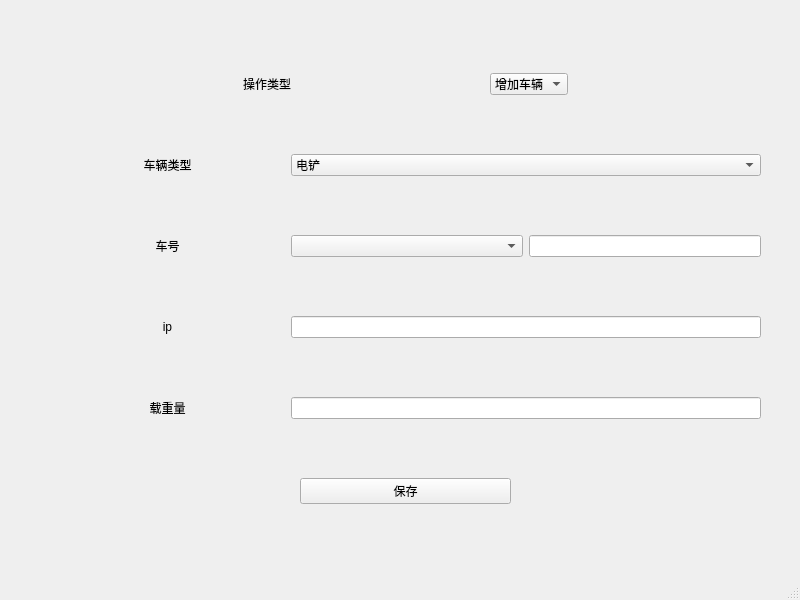
Before: the Qt Designer form 报表生成/ui/vehicle_manager.ui in enjoylearning96/QT, drawn with Qt 5.
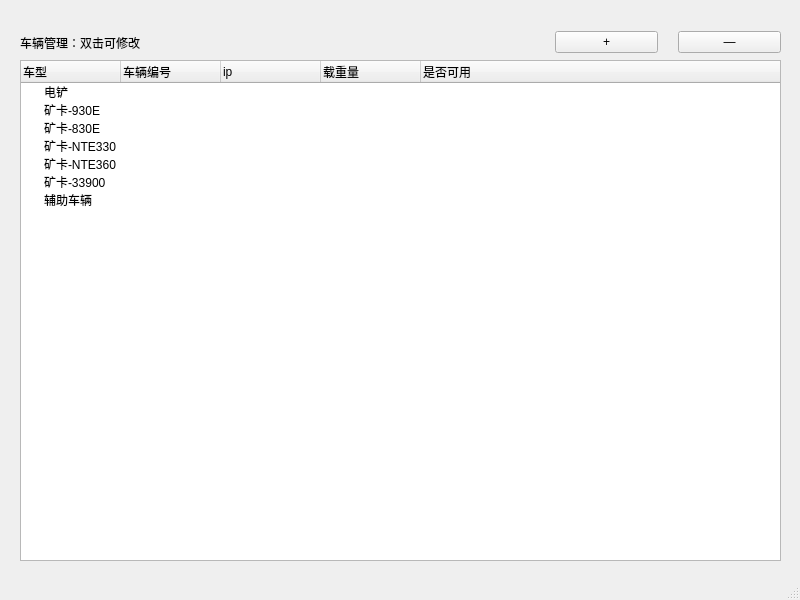
After: the same form once the commit is applied.

Commit message: 修改车辆管理，使之更便利

What changed in the file:
```diff
--- a/报表生成/ui/vehicle_manager.ui
+++ b/报表生成/ui/vehicle_manager.ui
@@ -10,109 +10,44 @@
     <height>600</height>
    </rect>
   </property>
-  <property name="sizePolicy">
-   <sizepolicy hsizetype="Fixed" vsizetype="Fixed">
-    <horstretch>0</horstretch>
-    <verstretch>0</verstretch>
-   </sizepolicy>
-  </property>
-  <property name="minimumSize">
-   <size>
-    <width>800</width>
-    <height>600</height>
-   </size>
-  </property>
-  <property name="maximumSize">
-   <size>
-    <width>800</width>
-    <height>600</height>
-   </size>
-  </property>
   <property name="windowTitle">
-   <string>MainWindow</string>
+   <string>车辆管理</string>
   </property>
   <widget class="QWidget" name="centralwidget">
-   <widget class="QWidget" name="layoutWidget">
+   <widget class="QTreeWidget" name="treeWidget">
     <property name="geometry">
      <rect>
       <x>20</x>
-      <y>20</y>
-      <width>771</width>
-      <height>541</height>
+      <y>60</y>
+      <width>761</width>
+      <height>501</height>
      </rect>
     </property>
-    <layout class="QVBoxLayout" name="verticalLayout" stretch="1,1,1,1,1,1">
-     <property name="leftMargin">
-      <number>30</number>
-     </property>
-     <property name="rightMargin">
-      <number>30</number>
-     </property>
-     <item>
-      <layout class="QHBoxLayout" name="horizontalLayout_6" stretch="1,1">
-       <property name="sizeConstraint">
-        <enum>QLayout::SetNoConstraint</enum>
-       </property>
-       <item>
-        <widget class="QLabel" name="label_5">
-         <property name="sizePolicy">
-          <sizepolicy hsizetype="Fixed" vsizetype="Fixed">
-           <horstretch>1</horstretch>
-           <verstretch>1</verstretch>
-          </sizepolicy>
-         </property>
+    <column>
          <property name="text">
-          <string>操作类型</string>
-         </property>
-         <property name="alignment">
-          <set>Qt::AlignCenter</set>
-         </property>
-        </widget>
-       </item>
-       <item>
-        <widget class="QComboBox" name="comboBox">
-         <property name="sizePolicy">
-          <sizepolicy hsizetype="Fixed" vsizetype="Fixed">
-           <horstretch>1</horstretch>
-           <verstretch>1</verstretch>
-          </sizepolicy>
-         </property>
-         <property name="layoutDirection">
-          <enum>Qt::LeftToRight</enum>
-         </property>
-         <item>
+      <string>车型</string>
+     </property>
+    </column>
+    <column>
           <property name="text">
-           <string>增加车辆</string>
-          </property>
-         </item>
-         <item>
+      <string>车辆编号</string>
+     </property>
+    </column>
+    <column>
           <property name="text">
-           <string>修改车辆</string>
-          </property>
-         </item>
-         <item>
+      <string>ip</string>
+     </property>
+    </column>
+    <column>
           <property name="text">
-           <string>删除车辆</string>
-          </property>
-         </item>
-        </widget>
-       </item>
-      </layout>
-     </item>
-     <item>
-      <layout class="QHBoxLayout" name="horizontalLayout_4" stretch="1,2">
-       <item>
-        <widget class="QLabel" name="label_2">
+      <string>载重量</string>
+     </property>
+    </column>
+    <column>
          <property name="text">
-          <string>车辆类型</string>
-         </property>
-         <property name="alignment">
-          <set>Qt::AlignCenter</set>
-         </property>
-        </widget>
-       </item>
-       <item>
-        <widget class="QComboBox" name="comboBox_2">
+      <string>是否可用</string>
+     </property>
+    </column>
          <item>
           <property name="text">
            <string>电铲</string>
@@ -128,11 +63,6 @@
            <string>矿卡-830E</string>
           </property>
          </item>
-         <item>
-          <property name="text">
-           <string>矿卡-33900</string>
-          </property>
-         </item>
          <item>
           <property name="text">
            <string>矿卡-NTE330</string>
@@ -143,100 +73,56 @@
            <string>矿卡-NTE360</string>
           </property>
          </item>
+    <item>
+     <property name="text">
+      <string>矿卡-33900</string>
+     </property>
+    </item>
          <item>
           <property name="text">
            <string>辅助车辆</string>
           </property>
-         </item>
-        </widget>
-       </item>
-      </layout>
-     </item>
-     <item>
-      <layout class="QHBoxLayout" name="horizontalLayout_7" stretch="1,2">
+     <property name="text">
+      <string/>
+     </property>
+     <property name="text">
+      <string/>
+     </property>
+    </item>
+   </widget>
+   <widget class="QWidget" name="">
+    <property name="geometry">
+     <rect>
+      <x>20</x>
+      <y>30</y>
+      <width>761</width>
+      <height>25</height>
+     </rect>
+    </property>
+    <layout class="QHBoxLayout" name="horizontalLayout" stretch="5,1,1">
+     <property name="spacing">
+      <number>20</number>
+     </property>
        <item>
         <widget class="QLabel" name="label">
          <property name="text">
-          <string>车号</string>
-         </property>
-         <property name="alignment">
-          <set>Qt::AlignCenter</set>
-         </property>
+        <string>车辆管理：双击可修改</string>
+       </property>
         </widget>
        </item>
        <item>
-        <layout class="QHBoxLayout" name="horizontalLayout_3">
-         <item>
-          <widget class="QComboBox" name="comboBox_3">
-           <property name="sizePolicy">
-            <sizepolicy hsizetype="Expanding" vsizetype="Fixed">
-             <horstretch>0</horstretch>
-             <verstretch>0</verstretch>
-            </sizepolicy>
-           </property>
-          </widget>
-         </item>
-         <item>
-          <widget class="QLineEdit" name="lineEdit"/>
-         </item>
-        </layout>
-       </item>
-      </layout>
-     </item>
-     <item>
-      <layout class="QHBoxLayout" name="horizontalLayout_2" stretch="1,2">
-       <item>
-        <widget class="QLabel" name="label_3">
+      <widget class="QPushButton" name="pushButton_add">
          <property name="text">
-          <string>ip</string>
-         </property>
-         <property name="alignment">
-          <set>Qt::AlignCenter</set>
-         </property>
+        <string>+</string>
+       </property>
         </widget>
        </item>
        <item>
-        <widget class="QLineEdit" name="lineEdit_2">
-         <property name="alignment">
-          <set>Qt::AlignLeading|Qt::AlignLeft|Qt::AlignVCenter</set>
-         </property>
-        </widget>
-       </item>
-      </layout>
-     </item>
-     <item>
-      <layout class="QHBoxLayout" name="horizontalLayout" stretch="1,2">
-       <item>
-        <widget class="QLabel" name="label_4">
+      <widget class="QPushButton" name="pushButton_remove">
          <property name="text">
-          <string>载重量</string>
-         </property>
-         <property name="alignment">
-          <set>Qt::AlignCenter</set>
-         </property>
-        </widget>
-       </item>
-       <item>
-        <widget class="QLineEdit" name="lineEdit_3"/>
-       </item>
-      </layout>
-     </item>
-     <item>
-      <layout class="QHBoxLayout" name="horizontalLayout_5">
-       <property name="leftMargin">
-        <number>250</number>
-       </property>
-       <property name="rightMargin">
-        <number>250</number>
-       </property>
-       <item>
-        <widget class="QPushButton" name="pushButton">
-         <property name="text">
-          <string>保存</string>
-         </property>
-        </widget>
-       </item>
-      </layout>
+        <string>—</string>
+       </property>
+      </widget>
      </item>
     </layout>
    </widget>
```
Lines whose indentation alone changed are shown as unchanged. The commit also changes 9 other files.
